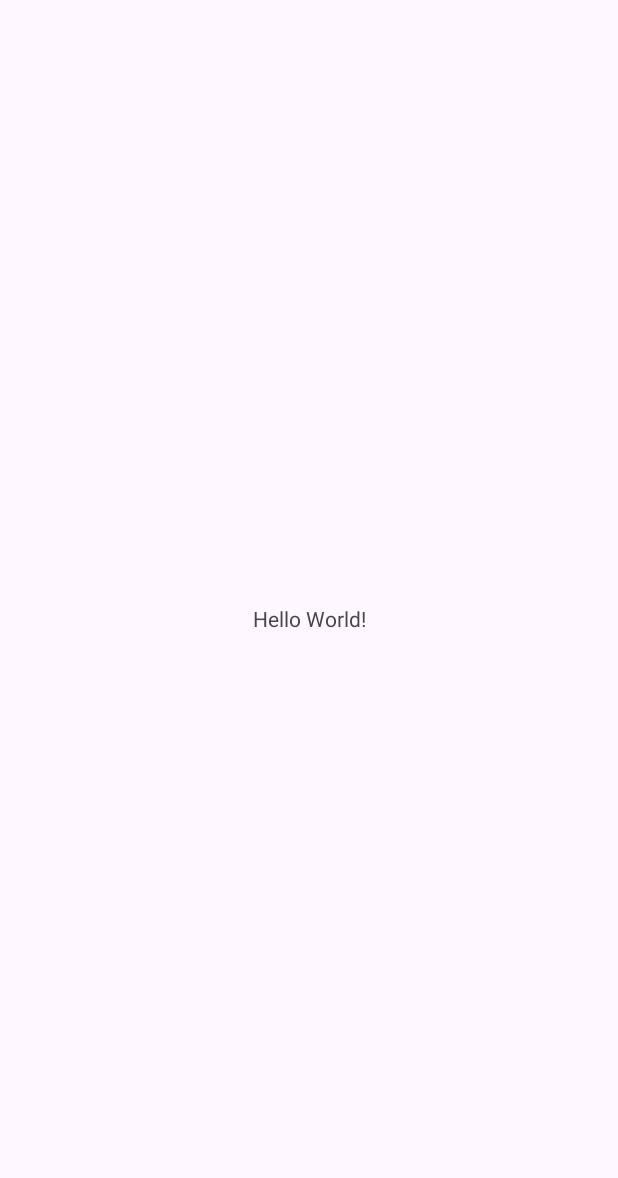
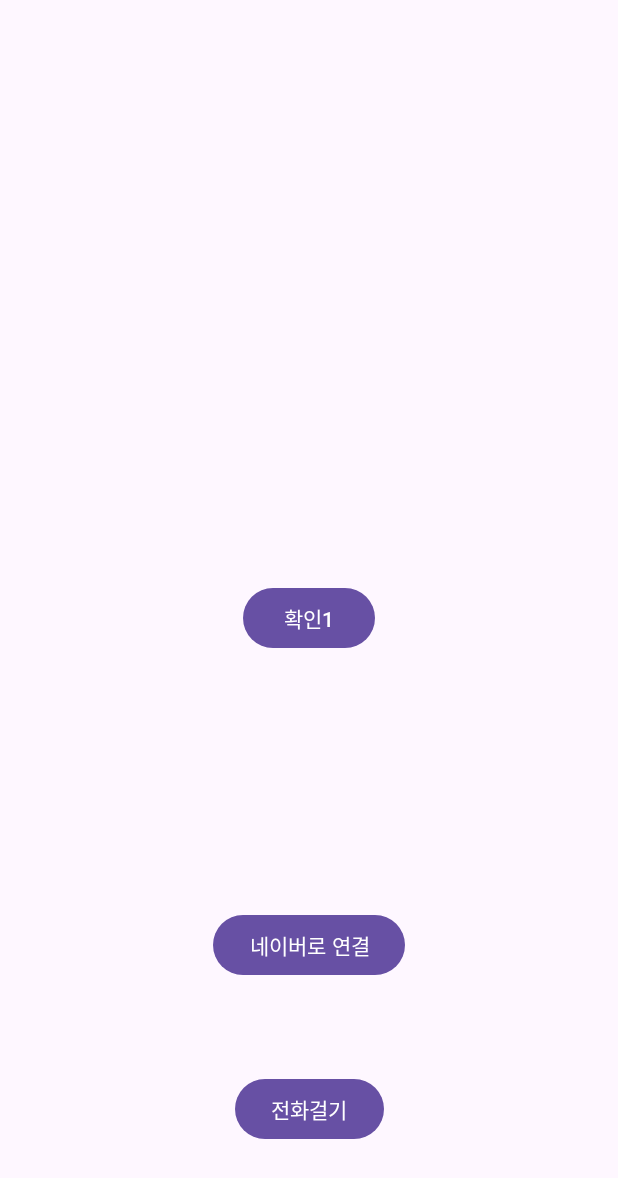
Before and after one commit to ffe4el/Android_pro, an Android app: the screen it shows after launch (MainActivity), on a phone screen of 412 x 824 dp. Before the commit the part shown is almost empty. Shown: the top 1178 px of the screen. Run offline under Robolectric (Android 15) with nearby library versions, the phone set to English and light mode, and no system bars.

Commit message:
hello_app버튼 추가

```diff
--- a/app/src/main/java/com/example/hello/MainActivity.java
+++ b/app/src/main/java/com/example/hello/MainActivity.java
@@ -1,8 +1,12 @@
 package com.example.hello;
 
+import android.content.Intent;
+import android.net.Uri;
+import android.os.Bundle;
+import android.view.View;
+import android.widget.Toast;
+
 import androidx.appcompat.app.AppCompatActivity;
-
-import android.os.Bundle;
 
 public class MainActivity extends AppCompatActivity {
 
@@ -11,4 +15,19 @@ public class MainActivity extends AppCompatActivity {
         super.onCreate(savedInstanceState);
         setContentView(R.layout.activity_main);
     }
+
+    //Toast는 버튼을 클릭했을때 메세지를 잠깐 화면에 띄우는 기능
+    public void onButton1Clicked(View v) {
+        Toast.makeText(this, "확인1 버튼 눌렀습니다.", Toast.LENGTH_LONG).show();
+    }
+
+    public void onButton2Clicked(View v){
+        Intent myIntent = new Intent(Intent.ACTION_VIEW, Uri.parse("http://m.naver.com"));
+        startActivity(myIntent);
+    }
+
+    public void onButton3Clicked(View v){
+        Intent myIntent = new Intent(Intent.ACTION_VIEW, Uri.parse("tel:010-2977-5662"));
+        startActivity(myIntent);
+    }
 }
--- a/app/src/main/res/layout/activity_main.xml
+++ b/app/src/main/res/layout/activity_main.xml
@@ -6,13 +6,36 @@
     android:layout_height="match_parent"
     tools:context=".MainActivity">
 
-    <TextView
+    <Button
+        android:id="@+id/button"
         android:layout_width="wrap_content"
         android:layout_height="wrap_content"
-        android:text="Hello World!"
+        android:onClick="onButton1Clicked"
+        android:text="확인1"
         app:layout_constraintBottom_toBottomOf="parent"
         app:layout_constraintEnd_toEndOf="parent"
         app:layout_constraintStart_toStartOf="parent"
         app:layout_constraintTop_toTopOf="parent" />
 
+    <Button
+        android:id="@+id/button2"
+        android:layout_width="wrap_content"
+        android:layout_height="wrap_content"
+        android:onClick="onButton2Clicked"
+        android:text="네이버로 연결"
+        app:layout_constraintBottom_toBottomOf="parent"
+        app:layout_constraintEnd_toEndOf="parent"
+        app:layout_constraintStart_toStartOf="parent"
+        app:layout_constraintTop_toBottomOf="@+id/button" />
+
+    <Button
+        android:id="@+id/button3"
+        android:layout_width="wrap_content"
+        android:layout_height="wrap_content"
+        android:onClick="onButton3Clicked"
+        android:text="전화걸기"
+        app:layout_constraintBottom_toBottomOf="parent"
+        app:layout_constraintEnd_toEndOf="parent"
+        app:layout_constraintStart_toStartOf="parent"
+        app:layout_constraintTop_toBottomOf="@+id/button2" />
 </androidx.constraintlayout.widget.ConstraintLayout>
```
